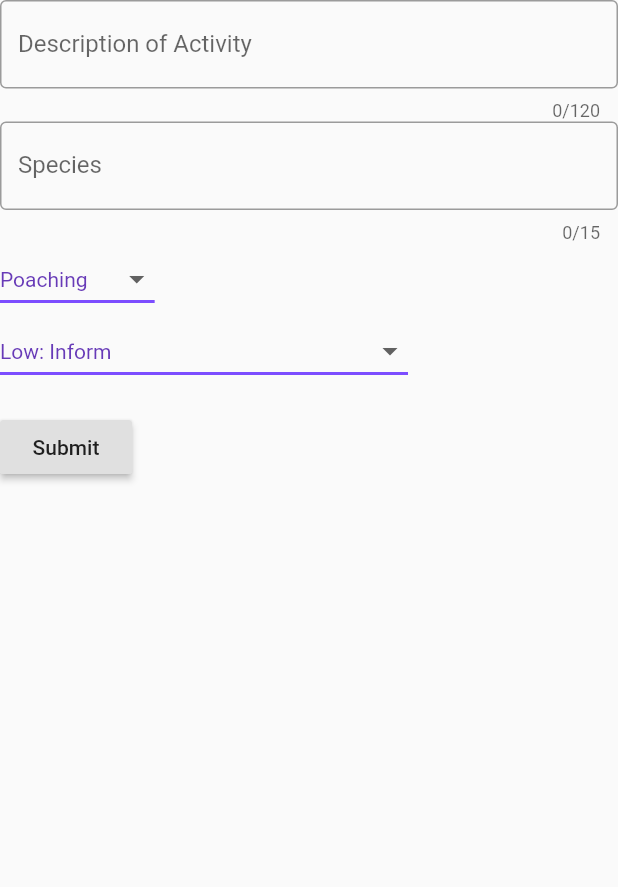
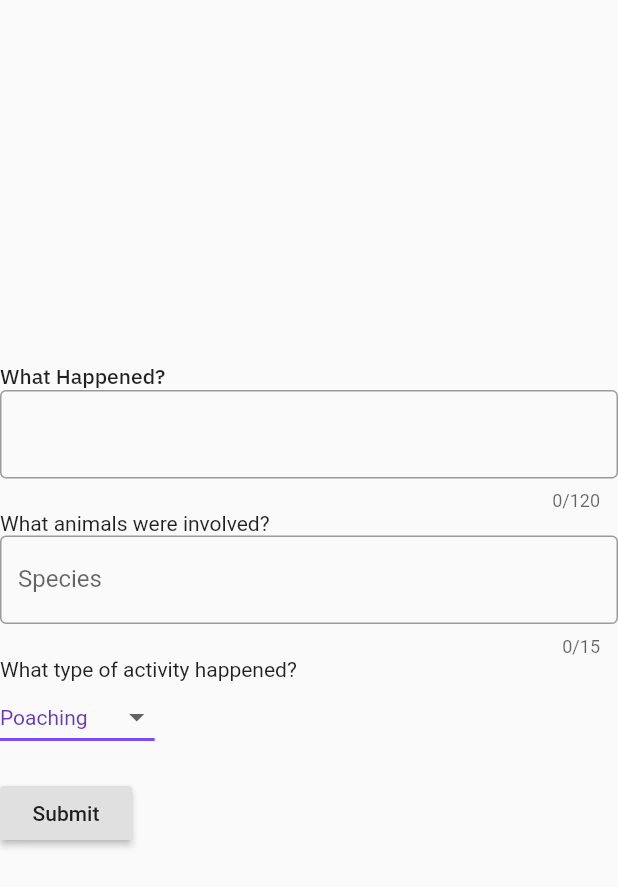
Before and after one commit to crystal-chung/roar-1, a Flutter app: the ReportRoute screen opened directly, on a phone screen of 412 x 824 dp. Shown: the top 887 px of the screen. Run offline on Flutter 3.47's test engine with Material 2 defaults, Android fonts, the phone set to English and light mode, and no system bars.

Commit message:
merged all changes

```diff
--- a/lib/form.dart
+++ b/lib/form.dart
@@ -11,20 +11,12 @@ class ReportForm extends StatefulWidget {
 class _ReportFormState extends State<ReportForm> {
   final _formKey = GlobalKey<FormState>();
   String activityValue = 'Poaching';
-  String severityValue = 'Low: Inform';
 
   var activities = [
     'Poaching',
     'Dead Animal',
     'Trafficking',
     'Other'
-  ];
-
-  var severity = [
-    'Critical: Animal or Human Life in Danger',
-    'High: Active illegal activity',
-    'Medium: Sighting or movement',
-    'Low: Inform'
   ];
 
   @override
@@ -34,13 +26,19 @@ class _ReportFormState extends State<ReportForm> {
       child: Column(
         crossAxisAlignment: CrossAxisAlignment.start,
         children: <Widget>[
+            Text(
+            'What Happened?',
+            style: TextStyle(fontFamily: 'IBMPlexSans'),
+          ),
           TextFormField(
             obscureText: false,
             maxLength: 120,
             decoration: InputDecoration(
               border: OutlineInputBorder(),
-              labelText: 'Description of Activity',
             ),
+          ),
+          Text(
+              'What animals were involved?'
           ),
           TextFormField(
             obscureText: false,
@@ -55,6 +53,9 @@ class _ReportFormState extends State<ReportForm> {
               }
               return null;
             },
+          ),
+          Text(
+              'What type of activity happened?'
           ),
           DropdownButton<String>(
             value: activityValue,
@@ -72,30 +73,6 @@ class _ReportFormState extends State<ReportForm> {
               });
             },
             items: activities
-                .map<DropdownMenuItem<String>>((String value) {
-              return DropdownMenuItem<String>(
-                value: value,
-                child: Text(value),
-              );
-            })
-                .toList(),
-          ),
-          DropdownButton<String>(
-            value: severityValue,
-            elevation: 16,
-            style: TextStyle(
-                color: Colors.deepPurple
-            ),
-            underline: Container(
-              height: 2,
-              color: Colors.deepPurpleAccent,
-            ),
-            onChanged: (String newValue) {
-              setState(() {
-                severityValue = newValue;
-              });
-            },
-            items: severity
                 .map<DropdownMenuItem<String>>((String value) {
               return DropdownMenuItem<String>(
                 value: value,
--- a/lib/report.dart
+++ b/lib/report.dart
@@ -7,7 +7,12 @@ class ReportRoute extends StatelessWidget {
   Widget build(BuildContext context) {
     return Scaffold(
         body: Center(
-          child: ReportForm(),
+          child: Column(
+              mainAxisAlignment: MainAxisAlignment.center,
+              children: <Widget> [
+                ReportForm(),
+              ]
+          )
         )
     );
   }
--- a/lib/welcome.dart
+++ b/lib/welcome.dart
@@ -67,7 +67,7 @@ class WelcomePage extends StatelessWidget {
               onPressed: () {
                 Navigator.push(
                   context,
-                  MaterialPageRoute(builder: (context) => AuthorityRoute()),
+                  MaterialPageRoute(builder: (context) => ReportRoute()),
                 );
               },
               child: Text('Report'),
--- a/pubspec.yaml
+++ b/pubspec.yaml
@@ -77,3 +77,9 @@ flutter:
   #
   # For details regarding fonts from package dependencies,
   # see https://flutter.dev/custom-fonts/#from-packages
+
+  fonts:
+    - family: IBMPlexSans
+      fonts:
+        - asset: fonts/IBMPlexSans-Medium.ttf
+        - asset: fonts/IBMPlexSans-Bold.ttf
```
Also changed, not shown: lib/report_home.dart (deleted, +0 -20 lines).
